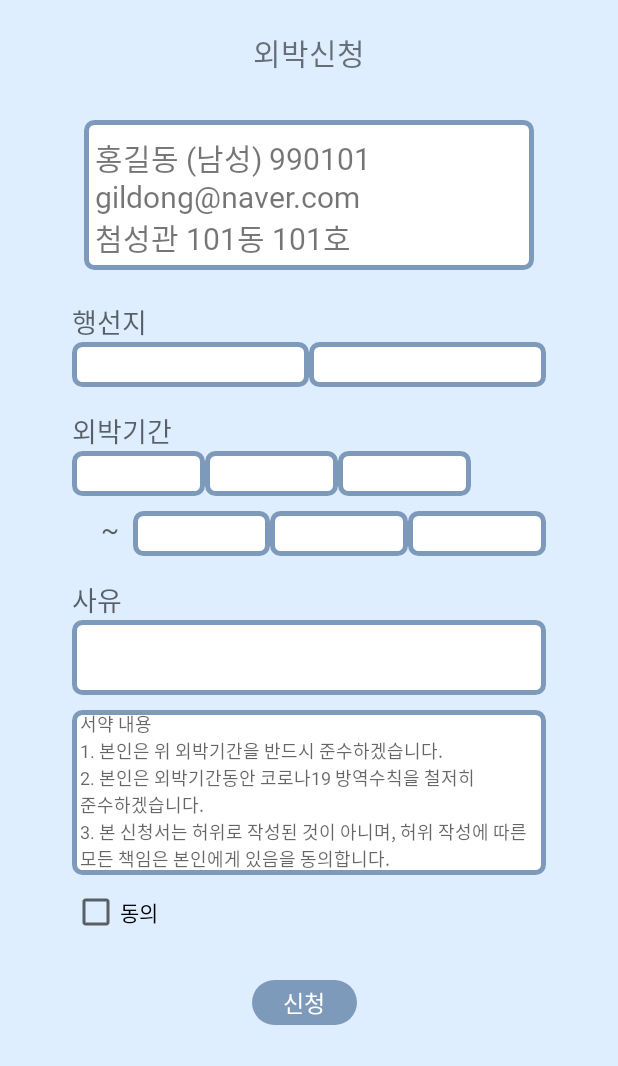
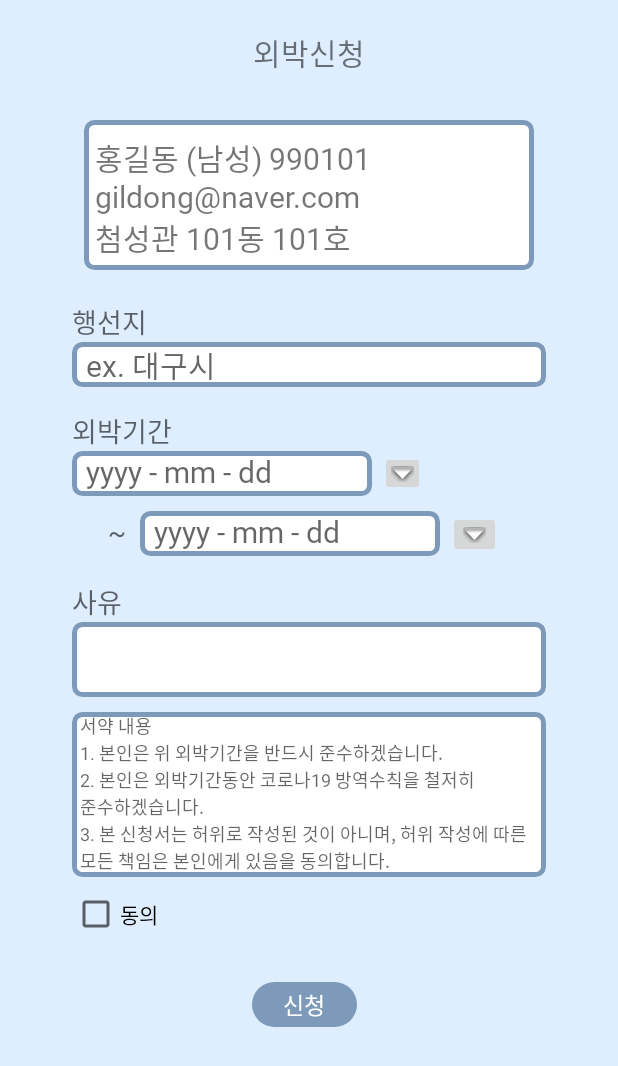
Before and after one commit to yxxniverse/mobileAppProject, an Android app: the layout activity_form.xml on its own in the app's theme, with its tools: preview values and no code run, on a phone screen of 412 x 824 dp. Shown: the top 1066 px of the screen. Run offline under Robolectric (Android 15) with nearby library versions, the phone set to English and light mode, and no system bars.

Commit message:
calendar

```diff
--- a/app/build.gradle
+++ b/app/build.gradle
@@ -2,6 +2,7 @@ plugins {
     id 'com.android.application'
     id 'kotlin-android'
     id 'com.google.gms.google-services'
+    id'kotlin-android-extensions'
 }
 
 android {
--- /dev/null
+++ b/app/src/main/java/com/example/test/CalendarActivity.kt
@@ -0,0 +1,53 @@
+package com.example.test
+
+import android.app.DatePickerDialog
+import android.os.Build
+import androidx.appcompat.app.AppCompatActivity
+import android.os.Bundle
+import android.widget.DatePicker
+import androidx.annotation.RequiresApi
+import kotlinx.android.synthetic.main.activity_form.*
+import java.util.*
+
+class CalendarActivity : AppCompatActivity() {
+    var date1String = ""
+    var date2String = ""
+
+    @RequiresApi(Build.VERSION_CODES.N)
+    override fun onCreate(savedInstanceState: Bundle?) {
+        super.onCreate(savedInstanceState)
+        setContentView(R.layout.activity_form)
+        cal_btn1.setOnClickListener {
+            val cal = Calendar.getInstance()    //캘린더뷰 만들기
+            val dateSetListener =
+                DatePickerDialog.OnDateSetListener { view, year, month, dayOfMonth ->
+                    date1String = "${year} - ${month} - ${dayOfMonth}"
+                    date_show1.text = date1String
+                }
+            DatePickerDialog(
+                this,
+                dateSetListener,
+                cal.get(Calendar.YEAR),
+                cal.get(Calendar.MONTH),
+                cal.get(Calendar.DAY_OF_MONTH)
+            ).show()
+        }
+        cal_btn2.setOnClickListener {
+            val cal = Calendar.getInstance()    //캘린더뷰 만들기
+            val dateSetListener =
+                DatePickerDialog.OnDateSetListener { view, year, month, dayOfMonth ->
+                    date2String = "${year} - ${month} - ${dayOfMonth}"
+                    date_show2.text = date2String
+                }
+            DatePickerDialog(
+                this,
+                dateSetListener,
+                cal.get(Calendar.YEAR),
+                cal.get(Calendar.MONTH),
+                cal.get(Calendar.DAY_OF_MONTH)
+            ).show()
+        }
+
+
+    }
+}
--- /dev/null
+++ b/app/src/main/java/com/example/test/FormInfoActivity.kt
@@ -0,0 +1,19 @@
+package com.example.test
+
+import android.app.Activity
+import android.content.Intent
+import androidx.appcompat.app.AppCompatActivity
+import android.os.Bundle
+import android.widget.*
+import com.google.firebase.auth.FirebaseAuth
+import com.google.firebase.auth.FirebaseUser
+import com.google.firebase.auth.ktx.auth
+import com.google.firebase.database.DatabaseReference
+import com.google.firebase.database.FirebaseDatabase
+import com.google.firebase.database.ktx.database
+import com.google.firebase.ktx.Firebase
+
+class FormInfoActivity {
+    private lateinit var auth: FirebaseAuth
+    private lateinit var database : DatabaseReference
+    }
--- a/app/src/main/res/layout/activity_form.xml
+++ b/app/src/main/res/layout/activity_form.xml
@@ -71,20 +71,12 @@
             android:layout_height="wrap_content"
             android:orientation="horizontal">
 
-            <Spinner
+            <EditText
                 android:id="@+id/states"
-                android:layout_width="10dp"
+                android:layout_width="wrap_content"
                 android:layout_height="30dp"
                 android:layout_weight="1"
-                android:background="@drawable/frame_calendar"
-                android:fontFamily="@font/sleigothic"
-                android:textSize="20dp" />
-
-            <Spinner
-                android:id="@+id/cities"
-                android:layout_width="10dp"
-                android:layout_height="30dp"
-                android:layout_weight="1"
+                android:hint="  ex. 대구시"
                 android:background="@drawable/frame_calendar"
                 android:fontFamily="@font/sleigothic"
                 android:textSize="20dp" />
@@ -102,41 +94,32 @@
             tools:ignore="DuplicateIds" />
 
 
-        <LinearLayout
+        <LinearLayout xmlns:android="http://schemas.android.com/apk/res/android"
+            xmlns:app="http://schemas.android.com/apk/res-auto"
+            xmlns:tools="http://schemas.android.com/tools"
             android:layout_width="match_parent"
             android:layout_height="wrap_content"
             android:layout_marginEnd="50dp"
-            android:orientation="horizontal">
+            android:orientation="horizontal"
+            tools:context=".CalendarActivity">
 
-            <Spinner
-                android:id="@+id/year"
-                android:layout_width="10dp"
+            <TextView
+                android:id="@+id/date_show1"
+                android:layout_width="200dp"
                 android:layout_height="30dp"
-                android:layout_alignParentLeft="true"
-                android:layout_alignParentTop="true"
-                android:layout_weight="1"
-                android:background="@drawable/frame_calendar"
-                android:fontFamily="@font/sleigothic"
-                android:hint="YYYY"
-                android:textSize="20dp" />
-
-            <Spinner
-                android:id="@+id/month"
-                android:layout_width="10dp"
-                android:layout_height="30dp"
-                android:layout_weight="1"
+                android:hint="  yyyy - mm - dd"
+                android:layout_gravity="center"
                 android:background="@drawable/frame_calendar"
                 android:fontFamily="@font/sleigothic"
                 android:textSize="20dp" />
 
-            <Spinner
-                android:id="@+id/date"
-                android:layout_width="10dp"
+            <ImageButton
+                android:id="@+id/cal_btn1"
+                android:layout_width="30dp"
                 android:layout_height="30dp"
-                android:layout_weight="1"
-                android:background="@drawable/frame_calendar"
-                android:fontFamily="@font/sleigothic"
-                android:textSize="20dp" />
+                android:layout_marginLeft="5dp"
+                app:srcCompat="@android:drawable/arrow_down_float" />
+
 
         </LinearLayout>
 
@@ -145,6 +128,7 @@
             android:layout_height="wrap_content"
             android:layout_marginStart="10dp"
             android:layout_marginTop="10dp"
+            android:layout_gravity="center"
             android:orientation="horizontal">
 
             <TextView
@@ -156,32 +140,22 @@
                 android:textAppearance="?android:attr/textAppearanceMedium"
                 tools:ignore="DuplicateIds" />
 
-            <Spinner
-                android:id="@+id/year2"
-                android:layout_width="10dp"
+            <TextView
+                android:id="@+id/date_show2"
+                android:layout_width="200dp"
                 android:layout_height="30dp"
-                android:layout_weight="1"
-                android:background="@drawable/frame_calendar"
-                android:fontFamily="@font/sleigothic"
-                android:textSize="20dp"/>
-
-            <Spinner
-                android:id="@+id/month2"
-                android:layout_width="10dp"
-                android:layout_height="30dp"
-                android:layout_weight="1"
+                android:hint="  yyyy - mm - dd"
                 android:background="@drawable/frame_calendar"
                 android:fontFamily="@font/sleigothic"
                 android:textSize="20dp" />
 
-            <Spinner
-                android:id="@+id/date2"
-                android:layout_width="10dp"
-                android:layout_height="30dp"
-                android:layout_weight="1"
-                android:background="@drawable/frame_calendar"
-                android:fontFamily="@font/sleigothic"
-                android:textSize="20dp" />
+            <ImageButton
+                android:id="@+id/cal_btn2"
+                android:layout_width="35dp"
+                android:layout_height="wrap_content"
+                android:layout_marginLeft="5dp"
+                app:srcCompat="@android:drawable/arrow_down_float" />
+
 
         </LinearLayout>
 
```
Also changed, not shown: app/src/main/res/drawable/cel.jpg (added).
